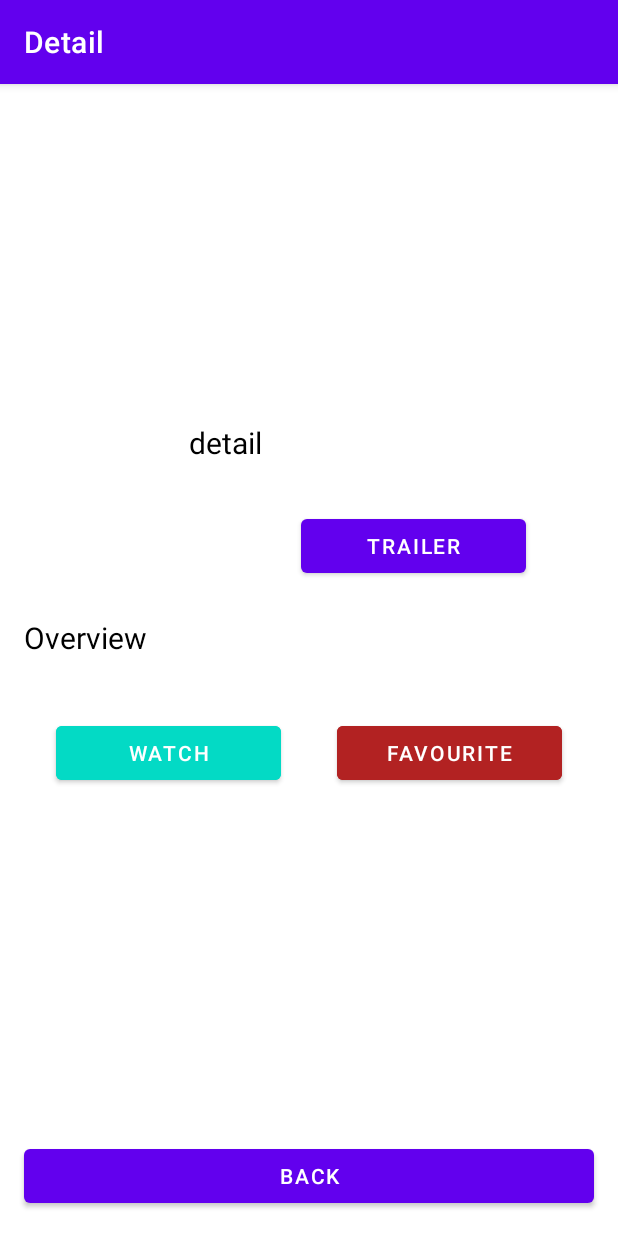
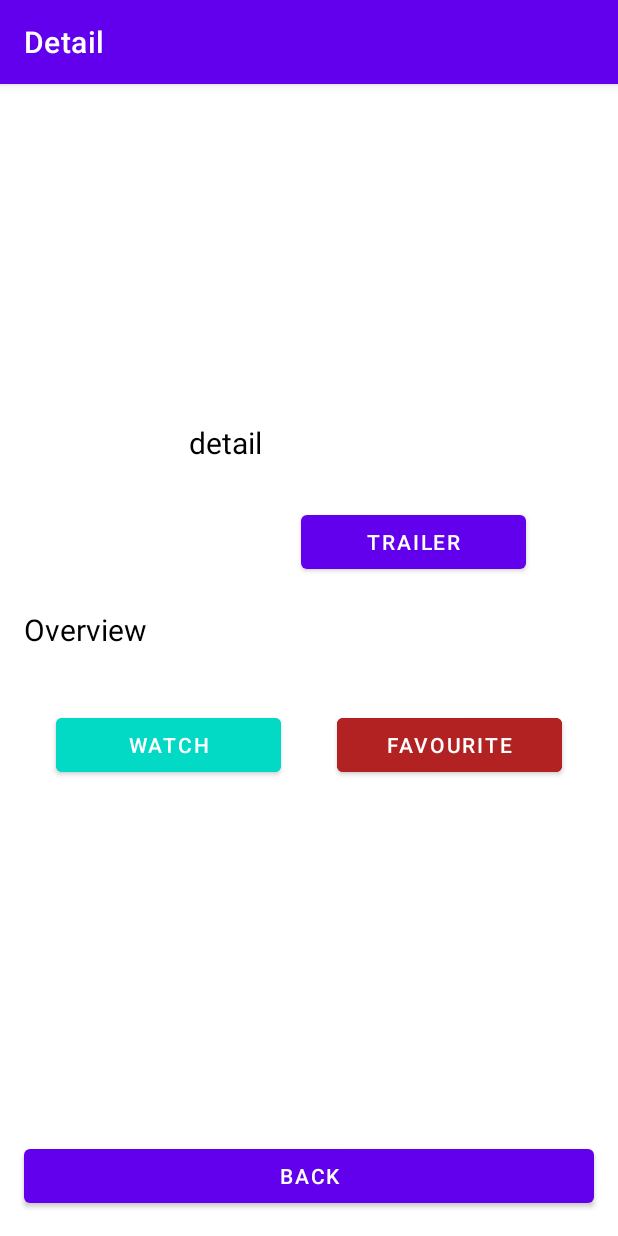
Before and after one commit to ledongphuong/ReviewFilm, an Android app: the DetailActivity screen opened directly, with no data from a screen before it, on a phone screen of 412 x 824 dp. Run offline under Robolectric (Android 15) with nearby library versions, the phone set to English and light mode, and no system bars; our stand-ins replace Room's generated code; 10 statements that could not run were skipped.

Commit message:
img_main_margin

```diff
--- a/app/src/main/res/layout/activity_detail.xml
+++ b/app/src/main/res/layout/activity_detail.xml
@@ -19,7 +19,7 @@
         android:layout_marginStart="16dp"
         app:layout_constraintStart_toStartOf="parent"
         app:layout_constraintTop_toBottomOf="@+id/ivBackDetail"
-        android:layout_marginTop="-30dp"
+        android:layout_marginTop="-35dp"
         />
 
     <TextView
```
